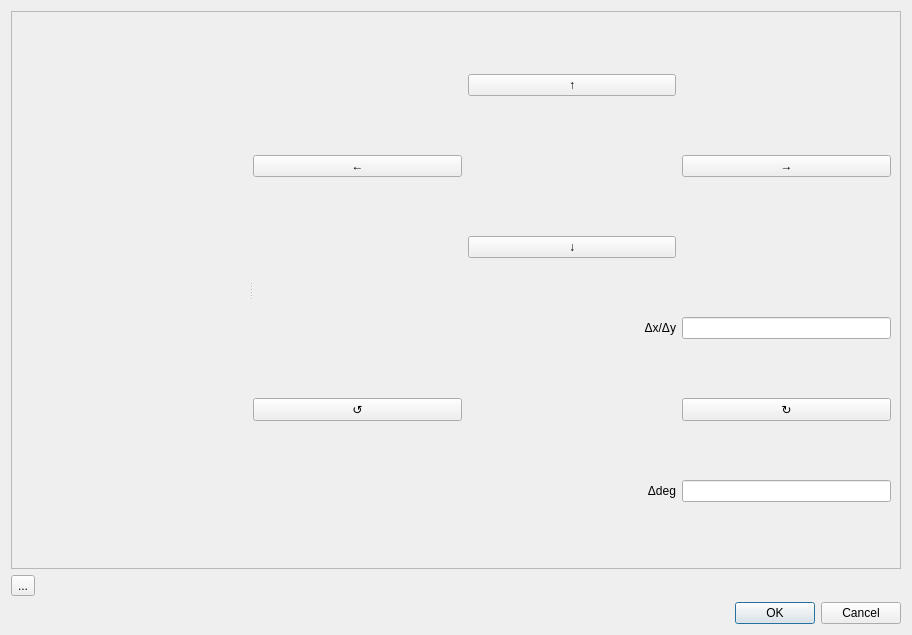
lshzh-ww/ARPES_Reader, file GUI/image_translation.ui: the form before one commit.
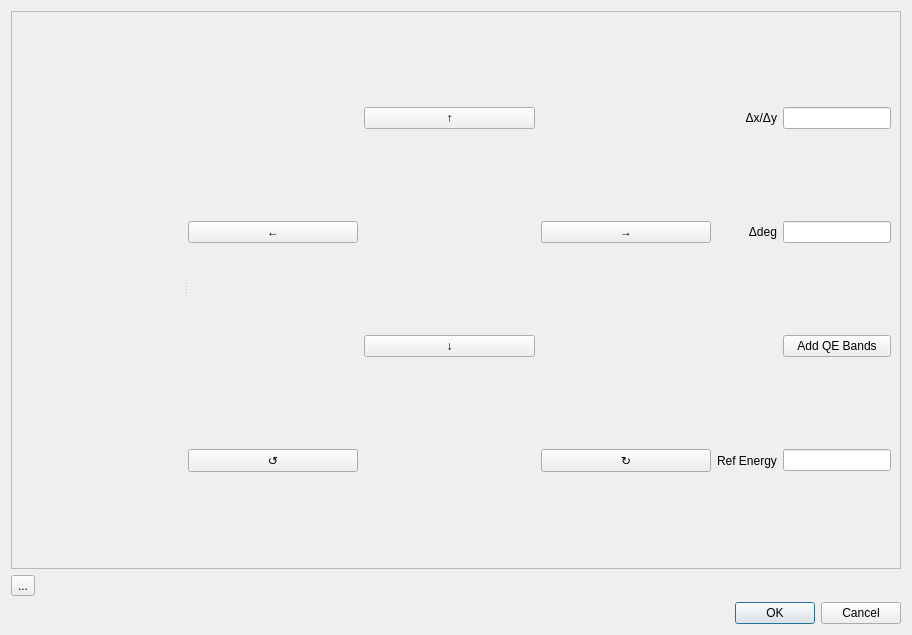
The form after the commit. Custom widgets are drawn as their Qt base class.

Commit message: Now can import bands contour from Q-E.

```diff
--- a/GUI/image_translation.ui
+++ b/GUI/image_translation.ui
@@ -44,23 +44,6 @@
             </property>
            </widget>
           </item>
-          <item row="2" column="1">
-           <widget class="QPushButton" name="downButton">
-            <property name="text">
-             <string>↓</string>
-            </property>
-           </widget>
-          </item>
-          <item row="5" column="1">
-           <widget class="QLabel" name="label_2">
-            <property name="text">
-             <string>Δdeg</string>
-            </property>
-            <property name="alignment">
-             <set>Qt::AlignRight|Qt::AlignTrailing|Qt::AlignVCenter</set>
-            </property>
-           </widget>
-          </item>
           <item row="1" column="2">
            <widget class="QPushButton" name="rightButton">
             <property name="sizePolicy">
@@ -74,13 +57,17 @@
             </property>
            </widget>
           </item>
-          <item row="3" column="1">
-           <widget class="QLabel" name="label">
+          <item row="4" column="2">
+           <widget class="QPushButton" name="clockwiseButton">
             <property name="text">
-             <string>Δx/Δy</string>
+             <string>↻</string>
             </property>
-            <property name="alignment">
-             <set>Qt::AlignRight|Qt::AlignTrailing|Qt::AlignVCenter</set>
+           </widget>
+          </item>
+          <item row="2" column="1">
+           <widget class="QPushButton" name="downButton">
+            <property name="text">
+             <string>↓</string>
             </property>
            </widget>
           </item>
@@ -104,16 +91,46 @@
             </property>
            </widget>
           </item>
-          <item row="3" column="2">
+          <item row="4" column="3">
+           <widget class="QLabel" name="label_3">
+            <property name="text">
+             <string>Ref Energy</string>
+            </property>
+           </widget>
+          </item>
+          <item row="4" column="4">
+           <widget class="QLineEdit" name="bandsRefEnergy"/>
+          </item>
+          <item row="0" column="4">
            <widget class="QLineEdit" name="deltaXBox"/>
           </item>
-          <item row="5" column="2">
+          <item row="0" column="3">
+           <widget class="QLabel" name="label">
+            <property name="text">
+             <string>Δx/Δy</string>
+            </property>
+            <property name="alignment">
+             <set>Qt::AlignRight|Qt::AlignTrailing|Qt::AlignVCenter</set>
+            </property>
+           </widget>
+          </item>
+          <item row="1" column="3">
+           <widget class="QLabel" name="label_2">
+            <property name="text">
+             <string>Δdeg</string>
+            </property>
+            <property name="alignment">
+             <set>Qt::AlignRight|Qt::AlignTrailing|Qt::AlignVCenter</set>
+            </property>
+           </widget>
+          </item>
+          <item row="1" column="4">
            <widget class="QLineEdit" name="deltaDegBox"/>
           </item>
-          <item row="4" column="2">
-           <widget class="QPushButton" name="clockwiseButton">
+          <item row="2" column="4">
+           <widget class="QPushButton" name="addBandsButton">
             <property name="text">
-             <string>↻</string>
+             <string>Add QE Bands</string>
             </property>
            </widget>
           </item>
```
The commit also changes 3 other files.
